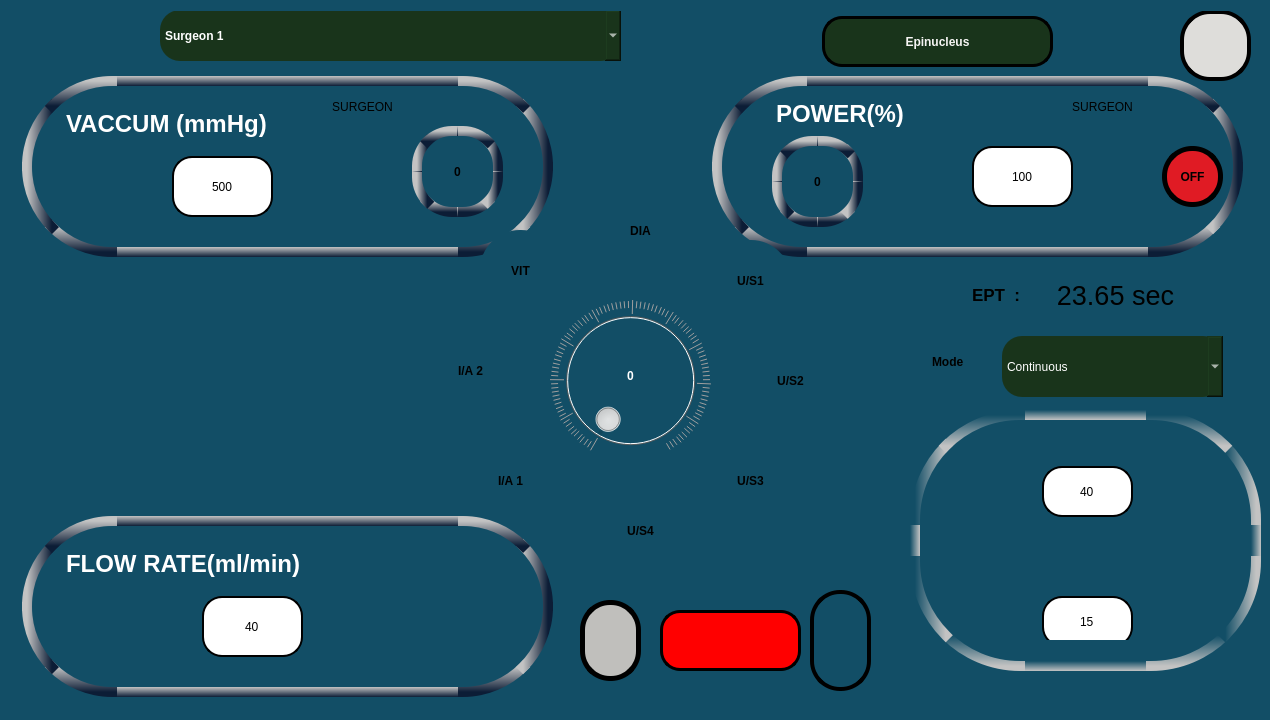
The window that mainwindow.ui (RISWANAAAA/venturiphaco) describes before a commit, drawn with Qt 5.
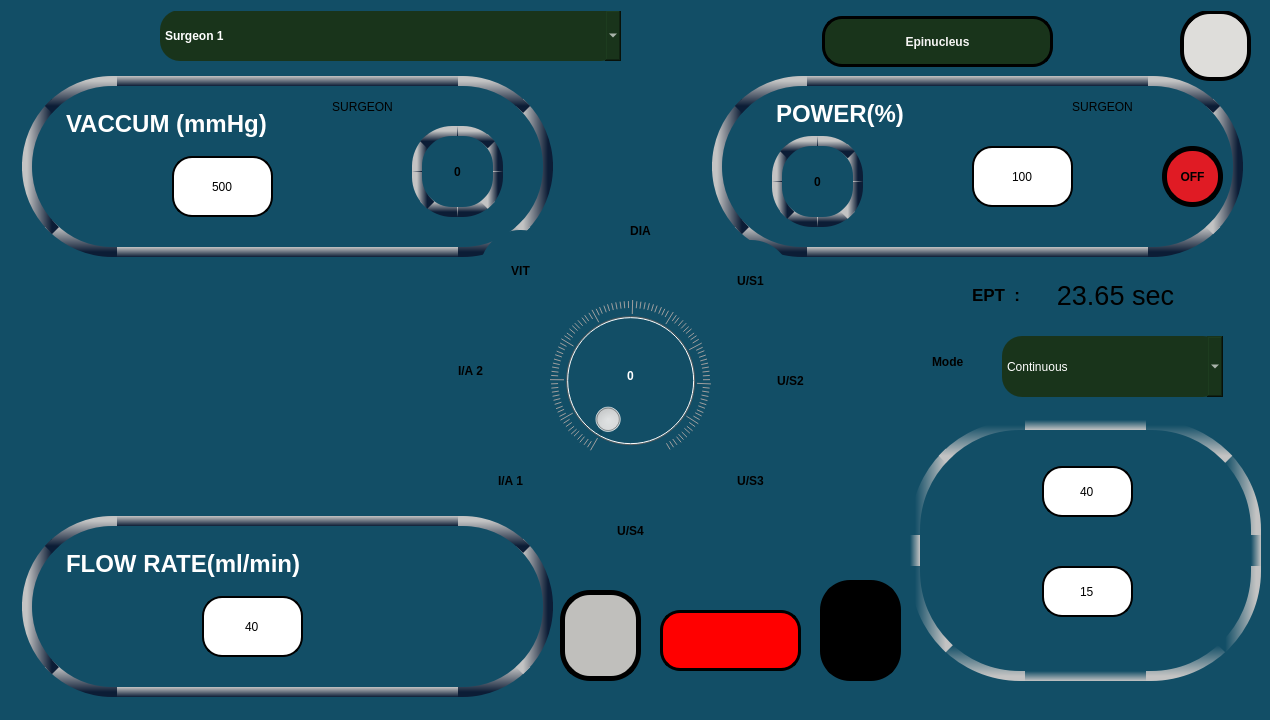
The same window after the commit. The open tabs and pages were chosen to show the change. Icons and pictures are not drawn.

```diff
--- a/mainwindow.ui
+++ b/mainwindow.ui
@@ -4206,7 +4206,7 @@
     <property name="geometry">
      <rect>
       <x>670</x>
-      <y>420</y>
+      <y>410</y>
       <width>61</width>
       <height>81</height>
      </rect>
@@ -4385,10 +4385,10 @@
    <widget class="QLabel" name="label_5">
     <property name="geometry">
      <rect>
-      <x>510</x>
-      <y>340</y>
-      <width>51</width>
-      <height>71</height>
+      <x>500</x>
+      <y>330</y>
+      <width>61</width>
+      <height>81</height>
      </rect>
     </property>
     <property name="styleSheet">
@@ -4458,7 +4458,7 @@
     <property name="geometry">
      <rect>
       <x>530</x>
-      <y>420</y>
+      <y>410</y>
       <width>61</width>
       <height>71</height>
      </rect>
@@ -4493,7 +4493,7 @@
    <widget class="QPushButton" name="ULTRASONICBUT4">
     <property name="geometry">
      <rect>
-      <x>600</x>
+      <x>590</x>
       <y>490</y>
       <width>81</width>
       <height>81</height>
@@ -4548,7 +4548,7 @@
     <property name="geometry">
      <rect>
       <x>620</x>
-      <y>260</y>
+      <y>270</y>
       <width>41</width>
       <height>51</height>
      </rect>
@@ -4562,31 +4562,6 @@
      <string/>
     </property>
    </widget>
-   <widget class="QPushButton" name="SETTINGS_BUT_3">
-    <property name="geometry">
-     <rect>
-      <x>810</x>
-      <y>590</y>
-      <width>61</width>
-      <height>101</height>
-     </rect>
-    </property>
-    <property name="styleSheet">
-     <string notr="true">QPushButton{
-image: url(:/images/footimg.png);
-background-color:transparent;
-border:4px solid black;
-border-radius:30px;
-}
-QPushButton:focus {
-    outline: none;
-    border: none;
-}</string>
-    </property>
-    <property name="text">
-     <string/>
-    </property>
-   </widget>
    <widget class="QLabel" name="label_15">
     <property name="geometry">
      <rect>
@@ -5160,7 +5135,7 @@
       <property name="geometry">
        <rect>
         <x>120</x>
-        <y>170</y>
+        <y>140</y>
         <width>91</width>
         <height>51</height>
        </rect>
@@ -5178,29 +5153,11 @@
        <set>Qt::AlignCenter</set>
       </property>
      </widget>
-     <widget class="QPushButton" name="coldphaco1up_but">
-      <property name="geometry">
-       <rect>
-        <x>20</x>
-        <y>160</y>
-        <width>71</width>
-        <height>61</height>
-       </rect>
-      </property>
-      <property name="styleSheet">
-       <string notr="true">image: url(:/images/up2.png);
-background-color:transparent;
-border:none;</string>
-      </property>
-      <property name="text">
-       <string/>
-      </property>
-     </widget>
      <widget class="QPushButton" name="coldphaco1down_but">
       <property name="geometry">
        <rect>
         <x>240</x>
-        <y>160</y>
+        <y>130</y>
         <width>71</width>
         <height>61</height>
        </rect>
@@ -5214,6 +5171,30 @@
        <string/>
       </property>
      </widget>
+     <widget class="QPushButton" name="coldphaco1up_but">
+      <property name="geometry">
+       <rect>
+        <x>20</x>
+        <y>130</y>
+        <width>71</width>
+        <height>61</height>
+       </rect>
+      </property>
+      <property name="styleSheet">
+       <string notr="true">image: url(:/images/up2.png);
+background-color:transparent;
+border:none;</string>
+      </property>
+      <property name="text">
+       <string/>
+      </property>
+     </widget>
+     <zorder>lineEdit_80</zorder>
+     <zorder>coldphacoup_but</zorder>
+     <zorder>coldphacodown_but</zorder>
+     <zorder>coldphaco1down_but</zorder>
+     <zorder>lineEdit_81</zorder>
+     <zorder>coldphaco1up_but</zorder>
     </widget>
    </widget>
    <widget class="QPushButton" name="SETTINGS_BUT_4">
@@ -5238,10 +5219,10 @@
    <widget class="QPushButton" name="CI5_5">
     <property name="geometry">
      <rect>
-      <x>580</x>
-      <y>600</y>
-      <width>61</width>
-      <height>81</height>
+      <x>560</x>
+      <y>590</y>
+      <width>81</width>
+      <height>91</height>
      </rect>
     </property>
     <property name="styleSheet">
@@ -5379,7 +5360,7 @@
    <widget class="QLabel" name="label_18">
     <property name="geometry">
      <rect>
-      <x>700</x>
+      <x>690</x>
       <y>490</y>
       <width>41</width>
       <height>31</height>
@@ -5396,7 +5377,7 @@
    <widget class="QLabel" name="label_27">
     <property name="geometry">
      <rect>
-      <x>590</x>
+      <x>580</x>
       <y>540</y>
       <width>41</width>
       <height>31</height>
@@ -5536,7 +5517,7 @@
     <property name="geometry">
      <rect>
       <x>910</x>
-      <y>410</y>
+      <y>420</y>
       <width>351</width>
       <height>261</height>
      </rect>
@@ -5584,6 +5565,31 @@
      <string/>
     </property>
    </widget>
+   <widget class="QPushButton" name="SETTINGS_BUT_3">
+    <property name="geometry">
+     <rect>
+      <x>820</x>
+      <y>580</y>
+      <width>81</width>
+      <height>101</height>
+     </rect>
+    </property>
+    <property name="styleSheet">
+     <string notr="true">QPushButton{
+image: url(:/images/footimg.png);
+background-color:black;
+border:4px solid black;
+border-radius:30px;
+}
+QPushButton:focus {
+    outline: none;
+    border: none;
+}</string>
+    </property>
+    <property name="text">
+     <string/>
+    </property>
+   </widget>
    <zorder>comboBox</zorder>
    <zorder>label</zorder>
    <zorder>tabWidget</zorder>
```
Left out of the diff: 46 changed lines with no effect on the pictures.
